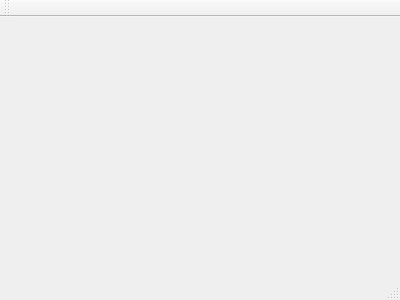
Old version of the form mainwindow.ui in the repository TheRealYoussef/Sushi-Counter-Using-OpenCV.
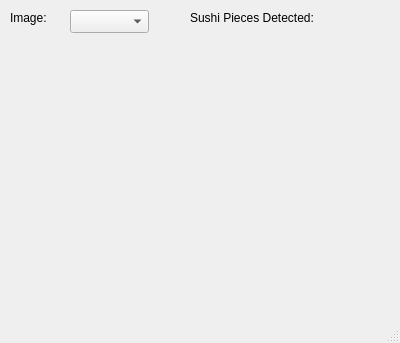
New version of the form.

```diff
--- a/mainwindow.ui
+++ b/mainwindow.ui
@@ -1,24 +1,84 @@
 <ui version="4.0">
  <class>MainWindow</class>
- <widget class="QMainWindow" name="MainWindow" >
-  <property name="geometry" >
+ <widget class="QMainWindow" name="MainWindow">
+  <property name="geometry">
    <rect>
     <x>0</x>
     <y>0</y>
     <width>400</width>
-    <height>300</height>
+    <height>343</height>
    </rect>
   </property>
   <property name="windowTitle" >
    <string>MainWindow</string>
   </property>
-  <widget class="QMenuBar" name="menuBar" />
-  <widget class="QToolBar" name="mainToolBar" />
-  <widget class="QWidget" name="centralWidget" />
-  <widget class="QStatusBar" name="statusBar" />
+  <widget class="QWidget" name="centralWidget">
+   <widget class="QComboBox" name="imageNumber">
+    <property name="geometry">
+     <rect>
+      <x>70</x>
+      <y>10</y>
+      <width>79</width>
+      <height>23</height>
+     </rect>
+    </property>
+   </widget>
+   <widget class="QLabel" name="label">
+    <property name="geometry">
+     <rect>
+      <x>10</x>
+      <y>10</y>
+      <width>51</width>
+      <height>16</height>
+     </rect>
+    </property>
+    <property name="text">
+     <string>Image:</string>
+    </property>
+   </widget>
+   <widget class="QLabel" name="image">
+    <property name="geometry">
+     <rect>
+      <x>10</x>
+      <y>40</y>
+      <width>381</width>
+      <height>281</height>
+     </rect>
+    </property>
+    <property name="text">
+     <string/>
+    </property>
+   </widget>
+   <widget class="QLabel" name="label_2">
+    <property name="geometry">
+     <rect>
+      <x>190</x>
+      <y>10</y>
+      <width>141</width>
+      <height>16</height>
+     </rect>
+    </property>
+    <property name="text">
+     <string>Sushi Pieces Detected:</string>
+    </property>
+   </widget>
+   <widget class="QLabel" name="numberOfPieces">
+    <property name="geometry">
+     <rect>
+      <x>340</x>
+      <y>10</y>
+      <width>59</width>
+      <height>15</height>
+     </rect>
+    </property>
+    <property name="text">
+     <string/>
+    </property>
+   </widget>
+  </widget>
+  <widget class="QStatusBar" name="statusBar"/>
  </widget>
- <layoutDefault spacing="6" margin="11" />
- <pixmapfunction></pixmapfunction>
+ <layoutdefault spacing="6" margin="11"/>
  <resources/>
  <connections/>
 </ui>
```
Left out of the diff: 3 changed lines with no effect on the pictures.
